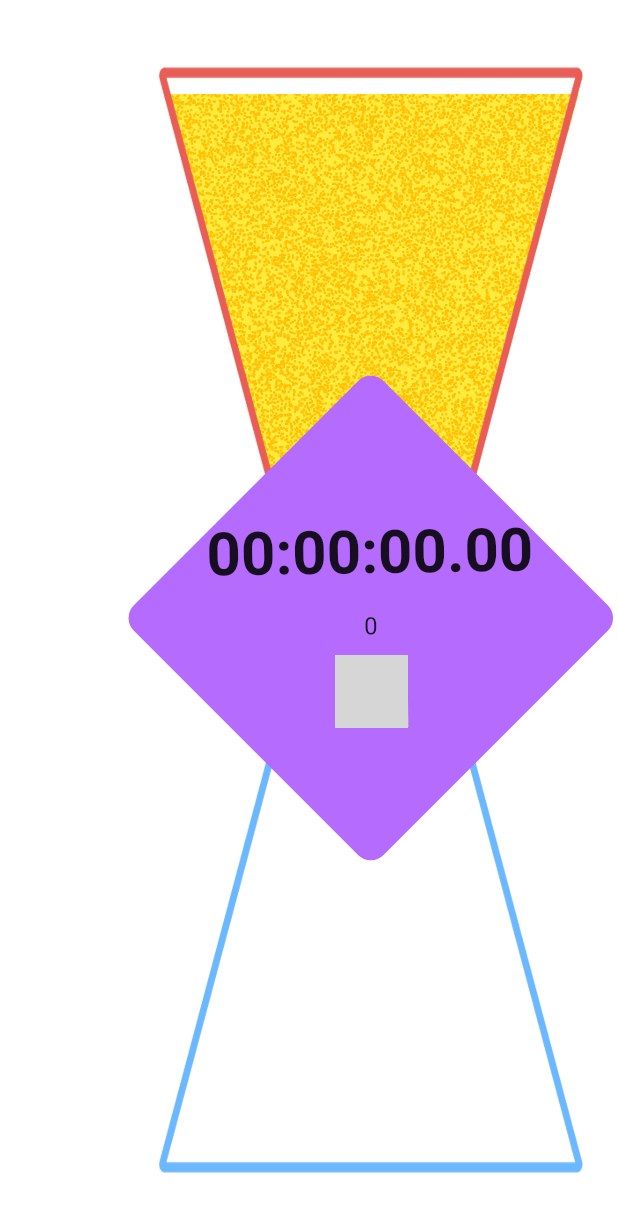
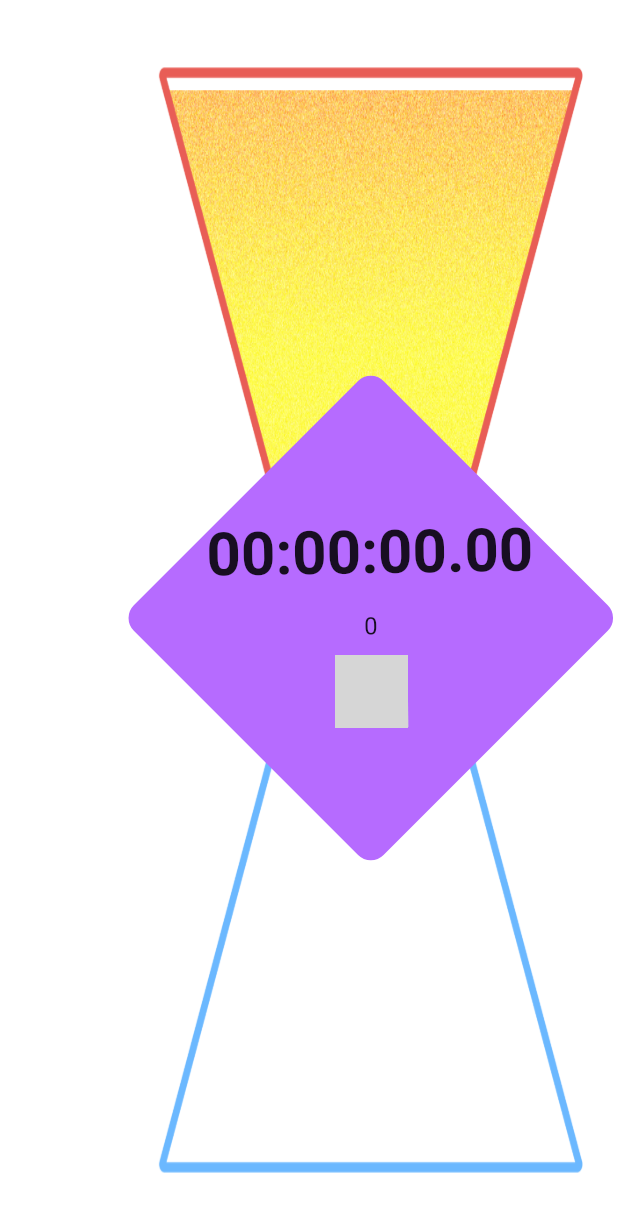
Before and after one commit to G4BR13L-me/timer_app, a Flutter app: the screen it shows after launch, on a phone screen of 412 x 824 dp. Shown: the top 1212 px of the screen. Run offline on Flutter 3.47's test engine with Material 2 defaults, Android fonts, the phone set to English and light mode, and no system bars; our stand-ins replace audio_service, flutter_tts, stop_watch_timer; missing offline and left inert: android_alarm_manager; Roboto replaces fonts that are missing (Helvetica); statements that could not run were skipped; grey boxes are pictures that could not be loaded.

Commit message:
Sand texture

```diff
--- a/speaker_timer/lib/controller/status.dart
+++ b/speaker_timer/lib/controller/status.dart
@@ -2,10 +2,17 @@ import 'package:flutter/material.dart';
 
 class PlayStatus with ChangeNotifier {
   bool _isPlaying = false;
+  bool _reset = false;
 
   bool get isPlaying => _isPlaying;
   set isPlaying(bool value) {
     _isPlaying = value;
     notifyListeners();
   }
+
+  bool get reset => _reset;
+  set reset(bool value) {
+    _reset = value;
+    notifyListeners();
+  }
 }
--- a/speaker_timer/lib/screen/background/background.dart
+++ b/speaker_timer/lib/screen/background/background.dart
@@ -4,8 +4,7 @@ import 'package:speaker_timer/controller/status.dart';
 import 'package:speaker_timer/screen/background/widgets/app_bar.dart';
 import 'package:speaker_timer/screen/background/widgets/crystal.dart';
 import 'package:speaker_timer/screen/background/widgets/sand.dart';
-import 'package:speaker_timer/screen/background/widgets/wave.dart';
-import 'dart:math' as math;
+import 'package:speaker_timer/screen/background/widgets/sand_fall.dart';
 
 class Background extends StatefulWidget {
   final int duration = 20;
@@ -25,9 +24,9 @@ class _BackgroundState extends State<Background>
     super.initState();
     controller = AnimationController(
         vsync: this, duration: Duration(seconds: widget.duration));
-    topSandAnimation = Tween<double>(begin: -0.8, end: 1.0).animate(controller);
+    topSandAnimation = Tween<double>(begin: -0.9, end: 1.0).animate(controller);
     bottomSandAnimation =
-        Tween<double>(begin: 1.0, end: -0.8).animate(controller);
+        Tween<double>(begin: 1.0, end: -0.9).animate(controller);
     controller.forward();
   }
 
@@ -54,6 +53,8 @@ class _BackgroundState extends State<Background>
       builder: (context, player, child) {
         if (player.isPlaying) {
           controller.repeat();
+        } else if (player.reset) {
+          controller.reset();
         } else {
           controller.stop();
         }
@@ -68,28 +69,53 @@ class _BackgroundState extends State<Background>
 
                   // TODO: ADD SAND RECT AND DROP EFFECT
 
-                Transform(
+                  AnimatedBuilder(
+                    animation: bottomSandAnimation,
+                    builder: (BuildContext context, Widget child) {
+                      return Transform(
+                        transform: Matrix4.translationValues(
+                            size.width / 10.0, size.height / 4.77, 0),
                         child: Center(
                           child: SizedBox(
                             width: size.width / 1.5,
                             height: size.height / 2.3,
-                        child: CustomPaint(
-                            painter: Sand(bottomSandAnimation.value, true))),
+                            child: ClipPath(
+                              clipper: Sand(bottomSandAnimation.value, true),
+                              child: Image.asset(
+                                'assets/sand.png',
+                                fit: BoxFit.fill,
                               ),
-                  transform: Matrix4.translationValues(
-                      size.width / 10.0, size.height / 4.77, 0),
+                            ),
+                          ),
+                        ),
+                      );
+                    },
                   ),
 
-                Transform(
+                  AnimatedBuilder(
+                    animation: bottomSandAnimation,
+                    builder: (BuildContext context, Widget child) {
+                      return RotatedBox(
+                        quarterTurns: 2,
+                        child: Transform(
+                          transform: Matrix4.translationValues(
+                              -size.width / 10.0, size.height / 4.77, 0),
                           child: Center(
                             child: SizedBox(
                               width: size.width / 1.5,
                               height: size.height / 2.3,
-                        child: CustomPaint(
-                            painter: Sand(topSandAnimation.value, false))),
+                              child: ClipPath(
+                                clipper: Sand(topSandAnimation.value, false),
+                                child: Image.asset(
+                                  'assets/sand.png',
+                                  fit: BoxFit.fill,
                                 ),
-                  transform: Matrix4.translationValues(
-                      size.width / 1.3, size.height / 4.38, 0),
+                              ),
+                            ),
+                          ),
+                        ),
+                      );
+                    },
                   ),
 
                   Container(
@@ -98,7 +124,7 @@ class _BackgroundState extends State<Background>
                     padding: EdgeInsets.only(left: size.width * 0.2),
                     child: img,
                   ),
-                Center(child: Crystal(size.width, size.height,player)),
+                  Center(child: Crystal(size.width, size.height, player)),
                 ],
               )),
         );
--- a/speaker_timer/lib/screen/background/widgets/sand.dart
+++ b/speaker_timer/lib/screen/background/widgets/sand.dart
@@ -1,28 +1,50 @@
 import 'dart:math';
 
 import 'package:flutter/material.dart';
-import 'dart:math' as math;
 import 'dart:ui';
 
-class Sand extends CustomPainter {
+class Sand extends CustomClipper<Path> {
   final double height;
   final bool bottom;
 
   Sand(this.height, this.bottom);
 
   @override
-  void paint(Canvas canvas, Size size) {
-    Size s = Size(
-        bottom ? size.width : -size.width, bottom ? size.height : -size.height);
+  getClip(Size size) {
+    var path = Path();
+    var s = Size(
+        bottom ? size.width : size.width, bottom ? size.height : size.height);
+
+
+      if (height >= -0.85) {
+        path.moveTo(0, s.height);
+        path.quadraticBezierTo(
+            s.width * 0.50, s.height * height, s.width, s.height);
+        path.lineTo(s.width, s.height);
+        path.lineTo(0, s.height);
+        path.close();
+      } else {
+        path.moveTo(0, s.height);
+        path.lineTo(s.width, s.height);
+        path.lineTo(s.width / 2.0, s.height * height * 0.5);
+        path.close();
+      }
+
+    return path;
+  }
+
+  @override
+  bool shouldReclip(CustomClipper oldClipper) => true;
+
+  /*
+  @override
+  void paint(Canvas canvas, Size s) {
     var path = Path();
     var paint = Paint();
-    var r = Random();
     paint.color = Colors.yellow;
 
-    paint.strokeWidth = 1.5;
-    //paint.maskFilter = MaskFilter.blur(BlurStyle.solid,0.8);
-
-    if (height >= -0.75) {
+    if(bottom){
+      if (height >= -0.85) {
         path.moveTo(0, s.height);
         path.quadraticBezierTo(
             s.width * 0.50, s.height * height, s.width, s.height);
@@ -30,35 +52,24 @@ class Sand extends CustomPainter {
         path.lineTo(0, s.height);
         path.close();
         canvas.drawPath(path, paint);
-      canvas.clipPath(path);
-      paint.color = Colors.amber;
-      List<Offset> points = List<Offset>();
-      for (var i = 0; i < size.width; i+=2) {
-        for (var j = 0; j < size.height; j+=2) {
-          points.add(Offset(r.nextDouble()*s.width, r.nextDouble()*s.height));
-        }
-      }
-      canvas.drawPoints(PointMode.points, points, paint);
       } else {
         path.moveTo(0, s.height);
         path.lineTo(s.width, s.height);
         path.lineTo(s.width / 2.0, s.height * height * 0.5);
-      path.lineTo(0, s.height);
         path.close();
         canvas.drawPath(path, paint);
-      canvas.clipPath(path);
+      }
+    }else{
+      Size s = Size(-s.width,-s.height);
+      path.moveTo(0, s.height);
+      path.lineTo(s.width, s.height);
+      path.lineTo(s.width / 2.0, s.height *-0.4);
 
-      paint.color = Colors.amber;
-      List<Offset> points = List<Offset>();
-      for (var i = 0; i < size.width; i+=2) {
-        for (var j = 0; j < size.height; j+=2) {
-          points.add(Offset(r.nextDouble()*s.width, r.nextDouble()*s.height));
-        }
-      }
-      canvas.drawPoints(PointMode.points, points, paint);
+      path.close();
+      canvas.drawPath(path, paint);
     }
   }
 
   @override
-  bool shouldRepaint(Sand oldDelegate) => this.height != oldDelegate.height;
+  bool shouldRepaint(Sand oldDelegate) => false;*/
 }
--- a/speaker_timer/lib/screen/stopwatch/stopwatch_screen.dart
+++ b/speaker_timer/lib/screen/stopwatch/stopwatch_screen.dart
@@ -120,6 +120,7 @@ class _StopWatchNewState extends State<StopWatch>
   void _playSetState(PlayStatus playStatus) {
     _animationController.reset();
     playStatus.isPlaying = true;
+    playStatus.reset = false;
     _stopWatchNewTimer.onExecute.add(StopWatchExecute.start);
     _animationController.forward();
   }
@@ -136,6 +137,7 @@ class _StopWatchNewState extends State<StopWatch>
     _animationController.reset();
     time = 0;
     playStatus.isPlaying = false;
+    playStatus.reset = true;
     _stopWatchNewTimer.onExecute.add(StopWatchExecute.reset);
     _animationController.forward();
   }
```
Also changed, not shown: speaker_timer/lib/screen/background/widgets/hourgalss_painter.dart (deleted, +0 -22 lines), speaker_timer/lib/screen/background/widgets/sand_fall.dart (added, +39 -0 lines), speaker_timer/lib/screen/background/widgets/wave.dart (deleted, +0 -147 lines), speaker_timer/assets/sand.png (added). Lines whose indentation alone changed are shown as unchanged.
